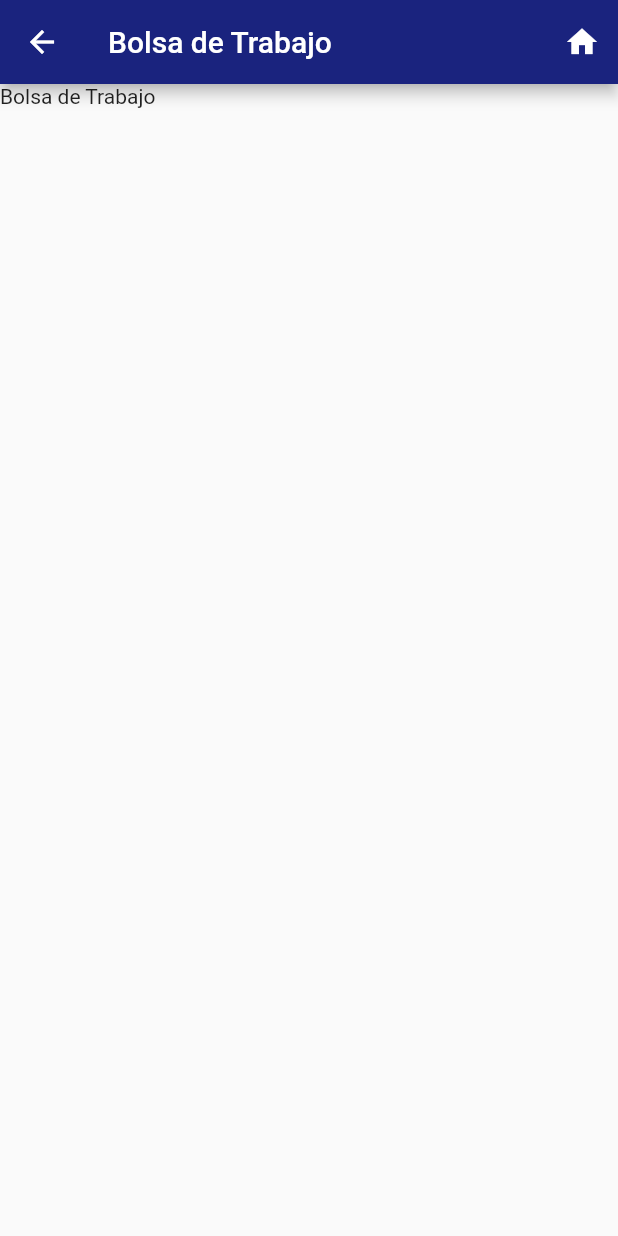
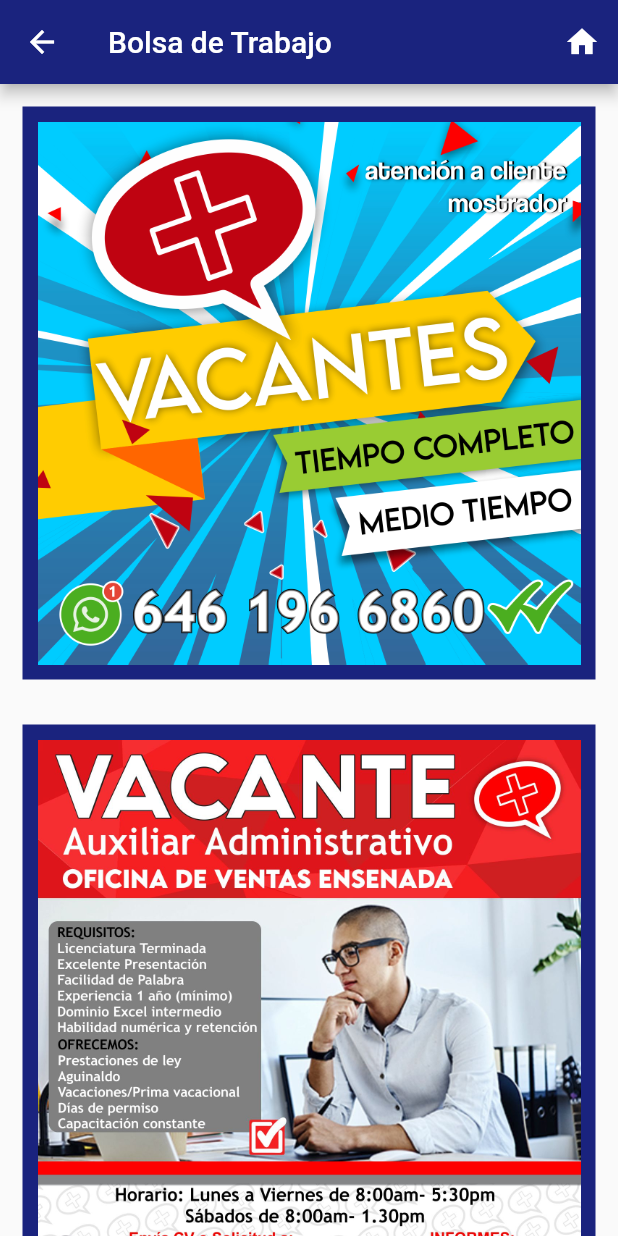
Before and after one commit to Gloria-Berenice-Hernandez/Vinculacion-Proyecto-Moviles, a Flutter app: the BolsaDeTrabajo screen opened directly, on a phone screen of 412 x 824 dp. Run offline on Flutter 3.47's test engine with Material 2 defaults, Android fonts, the phone set to English and light mode, and no system bars.

Commit message:
Version 2
Ventana Bolsa de Trabajo

```diff
--- a/vinculacion/lib/page/pagina_bolsa_trabajo.dart
+++ b/vinculacion/lib/page/pagina_bolsa_trabajo.dart
@@ -9,20 +9,49 @@ class BolsaDeTrabajo extends StatelessWidget {
   Widget build(BuildContext context) {
     return Scaffold(
         appBar: AppBar(
-        title: const Text('Bolsa de Trabajo'),
+          title: Text('Bolsa de Trabajo'),
           backgroundColor: Colors.indigo[900],
           actions: [
             IconButton(
               onPressed: () {
                 Navigator.of(context).push(MaterialPageRoute(
-                builder: (context) => const PaginaInicio(),
+                  builder: (context) => PaginaInicio(),
                 ));
               },
-            icon: const Icon(Icons.home),
+              icon: Icon(Icons.home),
             ),
           ],
         ),
-      body: const Text('Bolsa de Trabajo'),
-    );
+        body: ListView(
+          children: [
+            Container(
+              color: Colors.indigo[900],
+              margin: EdgeInsets.all(15),
+              child: Container(
+                  margin: EdgeInsets.all(10),
+                  child: Image(
+                    image: AssetImage('assets/images/VACANTES.1.jpg'),
+                  )),
+            ),
+            Container(
+              color: Colors.indigo[900],
+              margin: EdgeInsets.all(15),
+              child: Container(
+                  margin: EdgeInsets.all(10),
+                  child: Image(
+                    image: AssetImage('assets/images/VACANTES.2022.1.jpg'),
+                  )),
+            ),
+            Container(
+              color: Colors.indigo[900],
+              margin: EdgeInsets.all(15),
+              child: Container(
+                  margin: EdgeInsets.all(10),
+                  child: Image(
+                    image: AssetImage('assets/images/VACANTES-2022.jpg'),
+                  )),
+            ),
+          ],
+        ));
   }
 }
```
Lines whose indentation alone changed are shown as unchanged.
